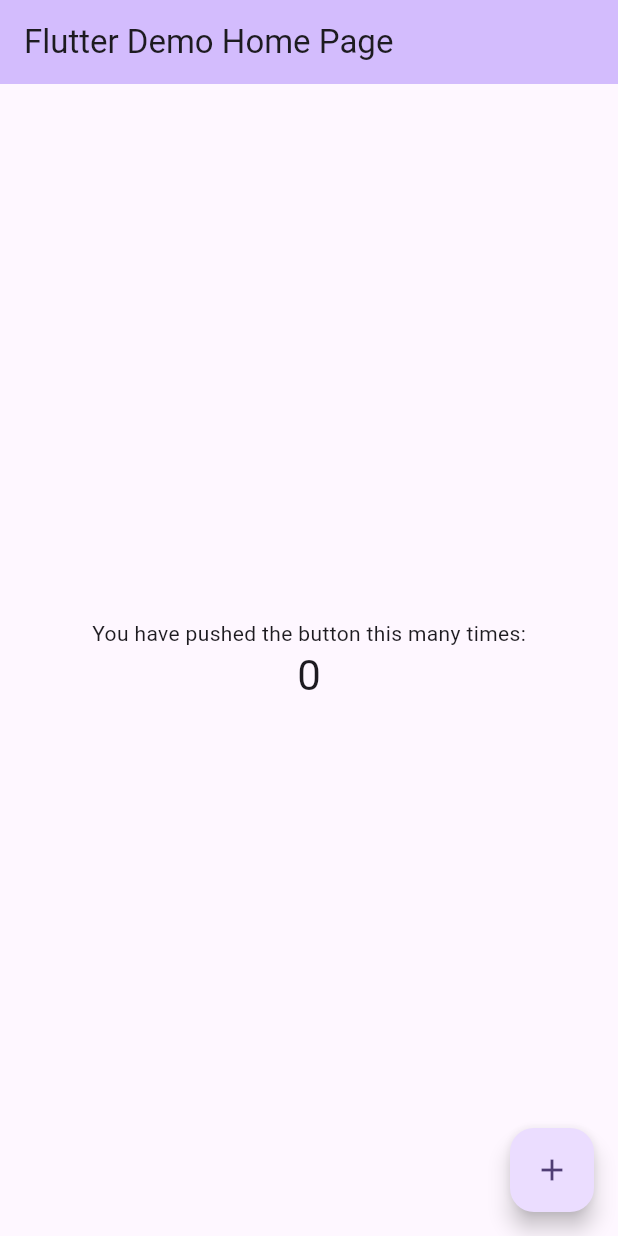
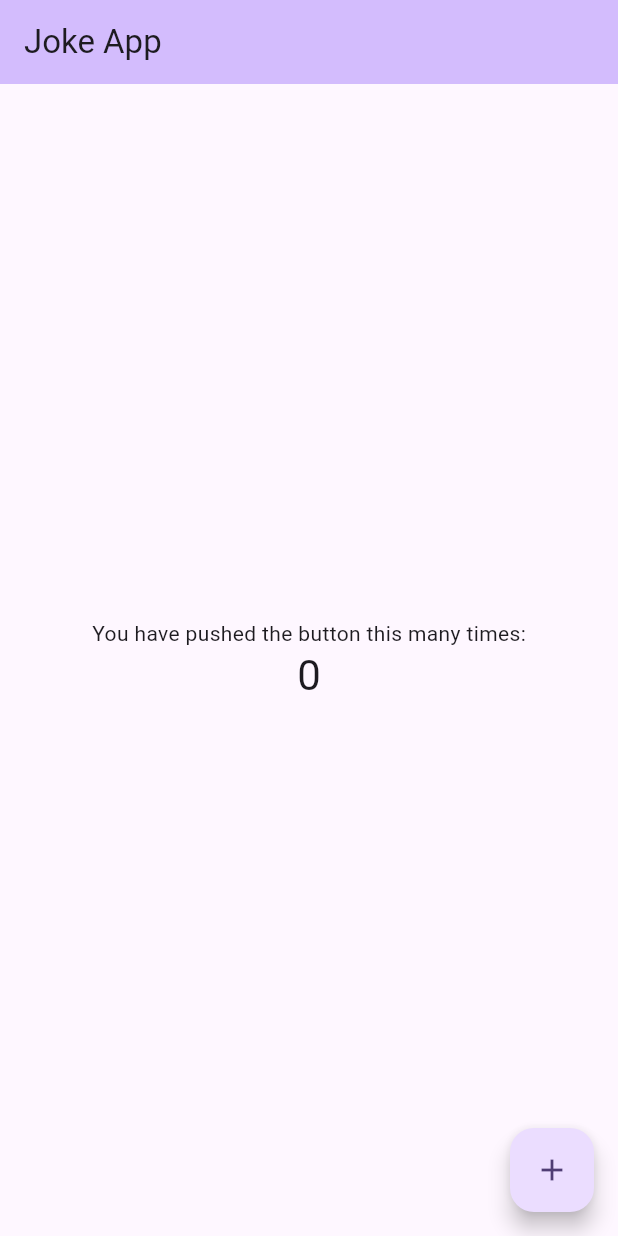
Before and after one commit to RuwanthiLakshika/flutter-app, a Flutter app: the screen it shows after launch, on a phone screen of 412 x 824 dp. Run offline on Flutter 3.47's test engine with Material 2 defaults, Android fonts, the phone set to English and light mode, and no system bars.

Commit message:
create joke service

```diff
--- a/flutter_application_1/lib/main.dart
+++ b/flutter_application_1/lib/main.dart
@@ -31,7 +31,7 @@ class MyApp extends StatelessWidget {
         colorScheme: ColorScheme.fromSeed(seedColor: Colors.deepPurple),
         useMaterial3: true,
       ),
-      home: const MyHomePage(title: 'Flutter Demo Home Page'),
+      home: const MyHomePage(title: 'Joke App'),
     );
   }
 }
--- a/flutter_application_1/pubspec.yaml
+++ b/flutter_application_1/pubspec.yaml
@@ -35,6 +35,7 @@ dependencies:
   # The following adds the Cupertino Icons font to your application.
   # Use with the CupertinoIcons class for iOS style icons.
   cupertino_icons: ^1.0.2
+  dio: ^5.7.0
 
 dev_dependencies:
   flutter_test:
```
Also changed, not shown: flutter_application_1/lib/joke_service.dart (added), flutter_application_1/pubspec.lock.
